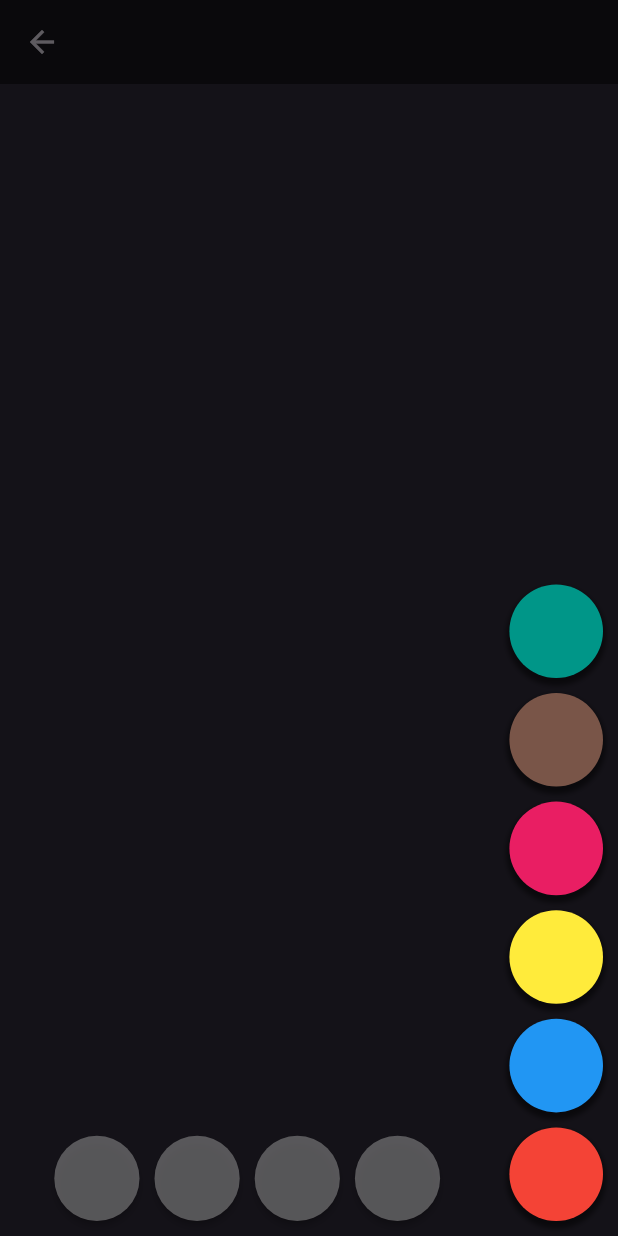
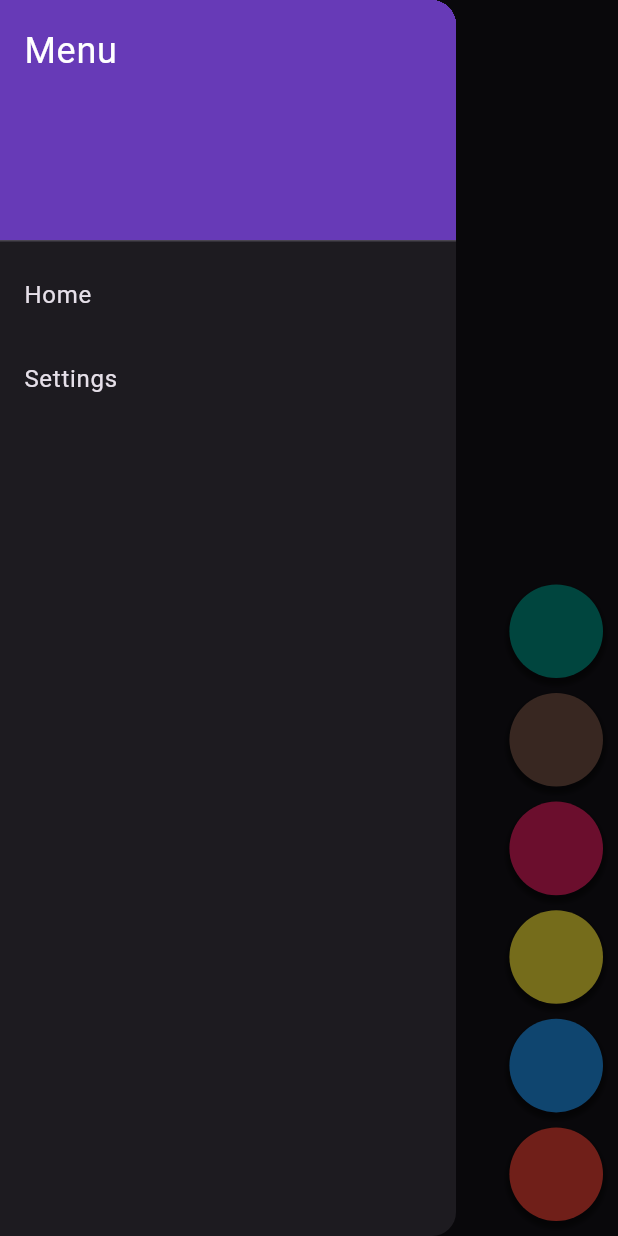
Before and after one commit to brubin25/mastermind-game, a Flutter app: the screen it shows after launch, with the side drawer open (before the commit the screen has no drawer), on a phone screen of 412 x 824 dp. Run offline on Flutter 3.47's test engine with Material 3 defaults, Android fonts, the light colour scheme and no system bars; our stand-ins replace firebase_core; accounts and stored records are empty.

Commit message:
Add navigator drawer and integrate with GameScreen

```diff
--- a/lib/main.dart
+++ b/lib/main.dart
@@ -8,31 +8,57 @@ void main() {
 class MyApp extends StatelessWidget {
   const MyApp({super.key});
 
-  // This widget is the root of your application.
   @override
   Widget build(BuildContext context) {
     return MaterialApp(
       title: 'Mastermind Game',
       theme: ThemeData(
-        // This is the theme of your application.
-        //
-        // TRY THIS: Try running your application with "flutter run". You'll see
-        // the application has a purple toolbar. Then, without quitting the app,
-        // try changing the seedColor in the colorScheme below to Colors.green
-        // and then invoke "hot reload" (save your changes or press the "hot
-        // reload" button in a Flutter-supported IDE, or press "r" if you used
-        // the command line to start the app).
-        //
-        // Notice that the counter didn't reset back to zero; the application
-        // state is not lost during the reload. To reset the state, use hot
-        // restart instead.
-        //
-        // This works for code too, not just values: Most code changes can be
-        // tested with just a hot reload.
         primarySwatch: Colors.grey,
         brightness: Brightness.dark,
       ),
-      home: GameScreen(),
+      home: const MainScaffold(),
     );
   }
 }
+
+class MainScaffold extends StatelessWidget {
+  const MainScaffold({super.key});
+
+  @override
+  Widget build(BuildContext context) {
+    return Scaffold(
+      appBar: AppBar(
+        title: const Text('Mastermind Game'),
+      ),
+      drawer: Drawer(
+        child: ListView(
+          padding: EdgeInsets.zero,
+          children: [
+            const DrawerHeader(
+              decoration: BoxDecoration(
+                color: Colors.deepPurple,
+              ),
+              child: Text(
+                'Menu',
+                style: TextStyle(color: Colors.white, fontSize: 24),
+              ),
+            ),
+            ListTile(
+              title: const Text('Home'),
+              onTap: () {
+                Navigator.pop(context);
+              },
+            ),
+            ListTile(
+              title: const Text('Settings'),
+              onTap: () {
+                Navigator.pop(context);
+              },
+            ),
+          ],
+        ),
+      ),
+      body: GameScreen(),
+    );
+  }
+}
--- a/lib/ui/screen/game.dart
+++ b/lib/ui/screen/game.dart
@@ -54,11 +54,6 @@ class _GameScreenState extends State<GameScreen> {
   @override
   Widget build(BuildContext context) {
     return Scaffold(
-      appBar: AppBar(
-        backgroundColor: Colors.transparent.withOpacity(0.5),
-        elevation: 0,
-        leading: IconButton(onPressed: null, icon: Icon(Icons.arrow_back)),
-      ),
       body: Flex(
         direction: Axis.horizontal,
         children: [_buildMainLayout(context), _buildKeyInput(context)],
```
